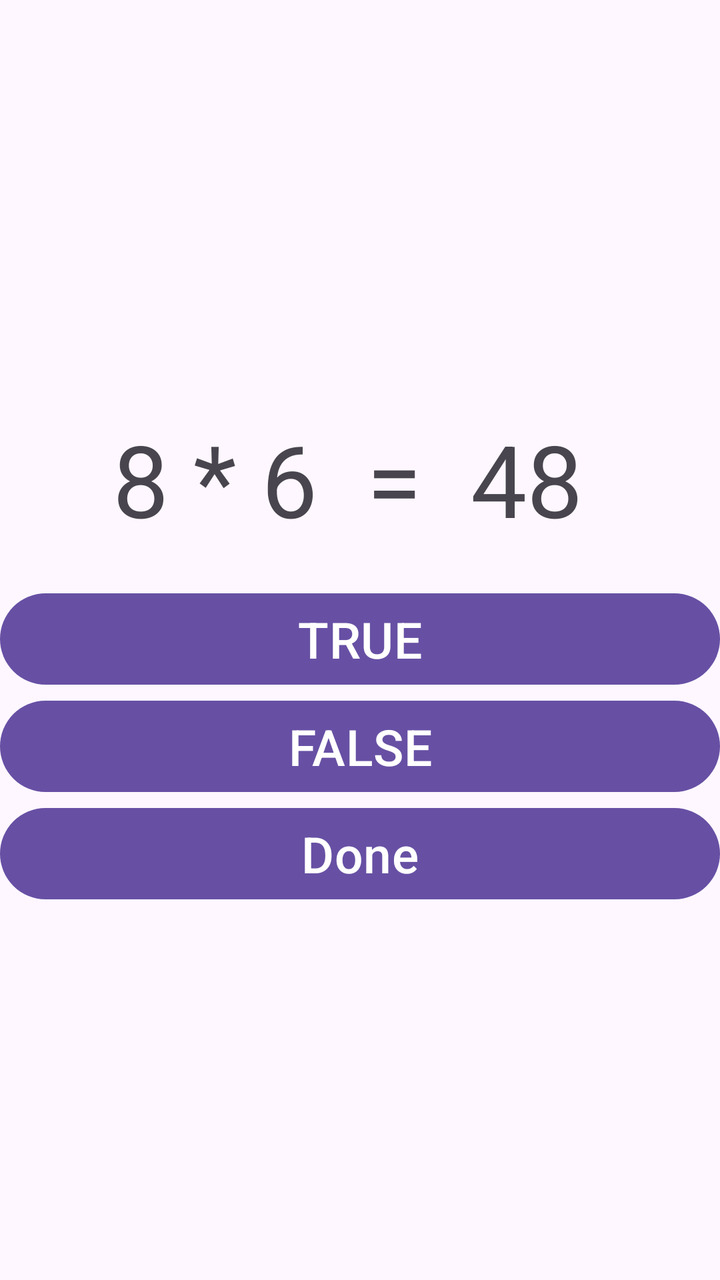
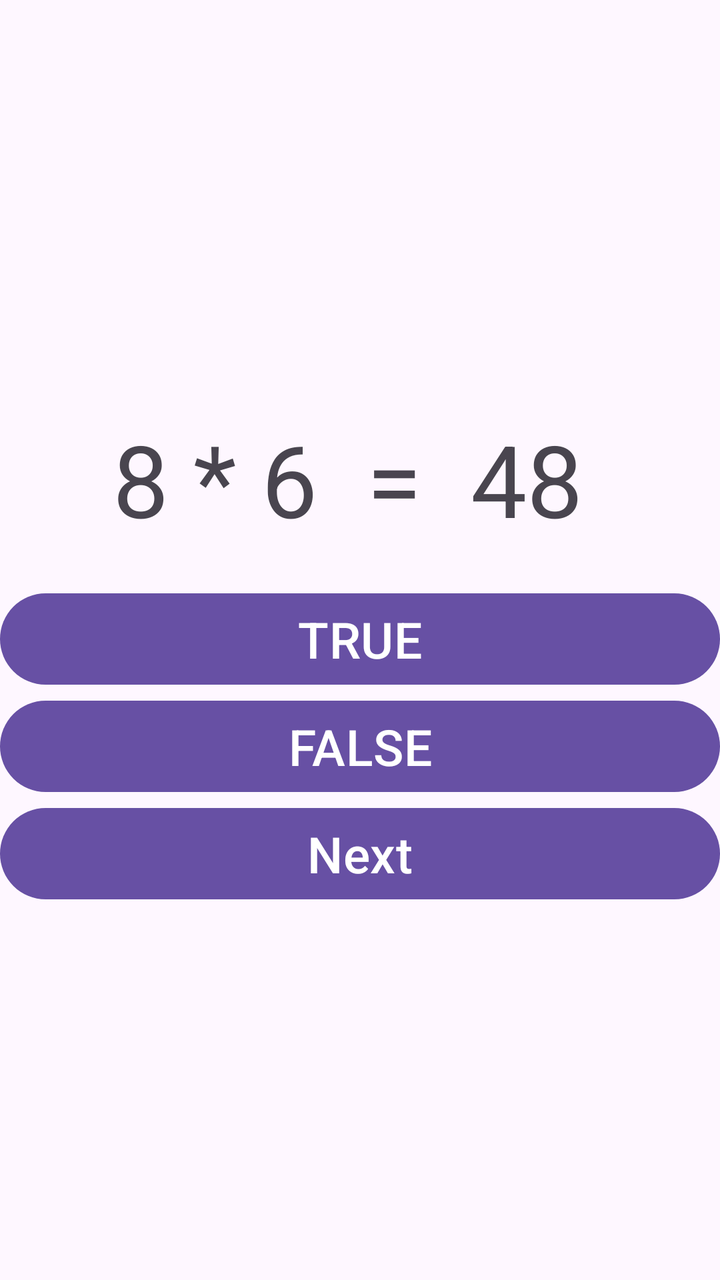

An Android layout rendered at two revisions. The XML below is the earlier revision; the diff shows what the commit changed to produce the second picture.
<!-- AndroidManifest.xml: application theme Theme.QuizAppBS2 -->
<!-- res/layout/activity_main.xml -->
<?xml version="1.0" encoding="utf-8"?>
<LinearLayout android:layout_width="match_parent"
    android:layout_height="match_parent"
    android:orientation="vertical"
    android:gravity="center"
    xmlns:android="http://schemas.android.com/apk/res/android">


    <TextView
        android:id="@+id/questionTV"
        android:layout_width="match_parent"
        android:layout_height="wrap_content"
        android:gravity="center"
        android:padding="20dp"
        android:text="8 * 6  =  48 "
        android:textSize="50dp" />

    <Button
        android:id="@+id/trueBTN"
        android:layout_width="match_parent"
        android:layout_height="wrap_content"
        android:text="TRUE"
        android:textSize="25dp"/>


    <Button
        android:id="@+id/falseBTN"
        android:layout_width="match_parent"
        android:layout_height="wrap_content"
        android:text="FALSE"
        android:textSize="25dp" />

    <Button
        android:id="@+id/SubmitBTN"
        android:layout_width="match_parent"
        android:layout_height="wrap_content"
        android:text="Done"
        android:textSize="25dp" />



</LinearLayout>
<!-- resources referenced by this layout -->
<resources>
  <style name="Theme.QuizAppBS2" parent="Base.Theme.QuizAppBS2" />
  <style name="Base.Theme.QuizAppBS2" parent="Theme.Material3.DayNight.NoActionBar">
          
          
      </style>
</resources>

<!-- the commit's change to res/layout/activity_main.xml (unified diff, before → after) -->
@@ -34,7 +34,7 @@
         android:id="@+id/SubmitBTN"
         android:layout_width="match_parent"
         android:layout_height="wrap_content"
-        android:text="Done"
+        android:text="Next"
         android:textSize="25dp" />
 
 
